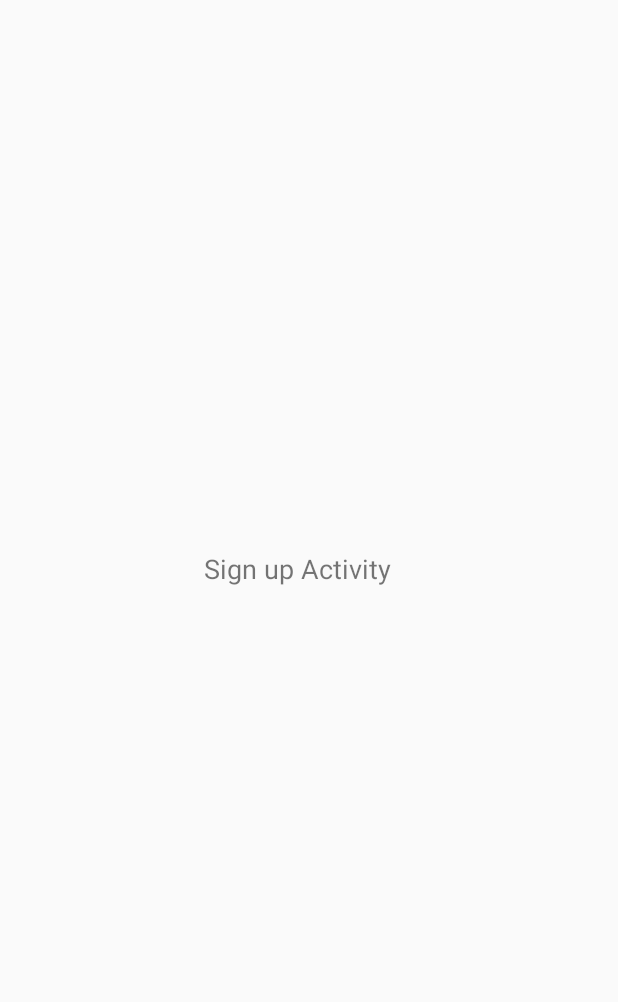
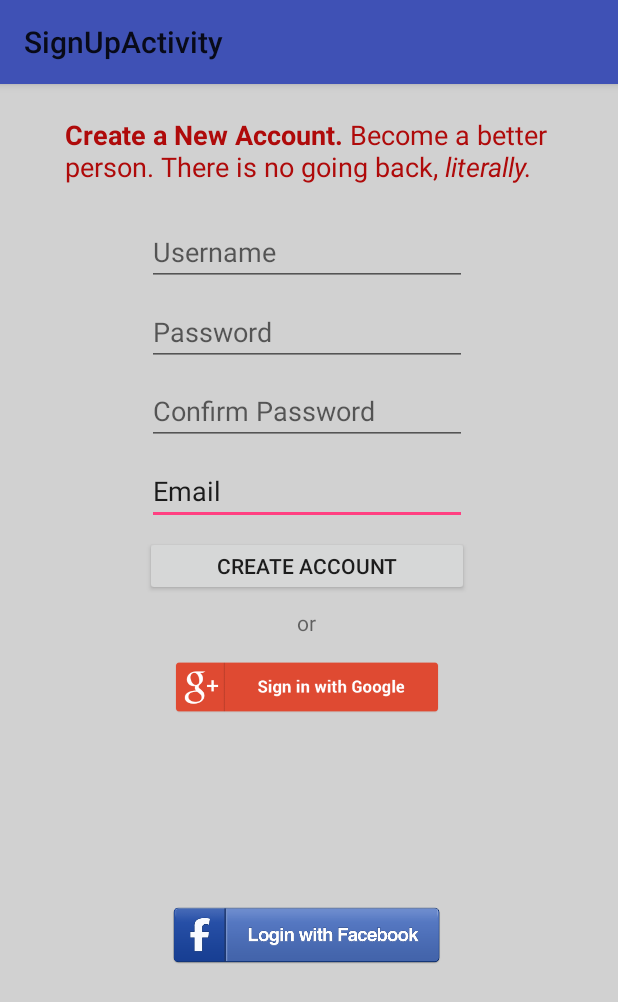
Before and after one commit to CS3398-Cappucino-Dreamers/CS3398-Cappucino-F2017, an Android app: the SignUpActivity screen opened directly, with no data from a screen before it, on a phone screen of 412 x 824 dp. Before the commit the part shown is almost empty. Shown: the top 1002 px of the screen. Run offline under Robolectric (Android 15) with nearby library versions, the phone set to English and light mode, and no system bars.

Commit message:
Created basic skeleton for the sign up activity
functionality of the buttons and database have yet to be implemented. This is simply a skeleton.

```diff
--- a/MyApplication/app/src/main/AndroidManifest.xml
+++ b/MyApplication/app/src/main/AndroidManifest.xml
@@ -8,7 +8,7 @@
         android:label="@string/app_name"
         android:roundIcon="@mipmap/ic_launcher_round"
         android:supportsRtl="true"
-        android:theme="@style/AppTheme">
+        android:theme="@style/AppTheme.NoActionBar">
         <activity android:name=".Login.LoginActivity">
             <intent-filter>
                 <action android:name="android.intent.action.MAIN" />
--- a/MyApplication/app/src/main/java/com/example/ben/fitordie/Login/SignUpActivity.java
+++ b/MyApplication/app/src/main/java/com/example/ben/fitordie/Login/SignUpActivity.java
@@ -15,6 +15,10 @@ public class SignUpActivity extends AppCompatActivity {
     protected void onCreate(Bundle savedInstanceState) {
         super.onCreate(savedInstanceState);
         setContentView(R.layout.activity_sign_up);
+
+        //Sets the toolbar as the app bar for the activity.
+        Toolbar myToolbar = (Toolbar) findViewById(R.id.my_toolbar);
+        setSupportActionBar(myToolbar);
     }
 
 }
--- a/MyApplication/app/src/main/res/layout/activity_sign_up.xml
+++ b/MyApplication/app/src/main/res/layout/activity_sign_up.xml
@@ -4,39 +4,146 @@
     xmlns:tools="http://schemas.android.com/tools"
     android:layout_width="match_parent"
     android:layout_height="match_parent"
+    android:background="@color/lightGray"
     tools:context="com.example.ben.fitordie.Login.SignUpActivity">
 
-    <android.support.design.widget.AppBarLayout
-        android:layout_width="368dp"
-        android:layout_height="wrap_content"
-        android:theme="@style/AppTheme.AppBarOverlay"
-        tools:layout_editor_absoluteY="0dp"
-        tools:layout_editor_absoluteX="8dp"
-        android:id="@+id/appBarLayout">
-
-    </android.support.design.widget.AppBarLayout>
-
-    <include layout="@layout/content_sign_up"
-        android:id="@+id/include"
-        android:layout_height="0dp"
+    <android.support.v7.widget.Toolbar
+        android:id="@+id/my_toolbar"
         android:layout_width="0dp"
-        tools:layout_editor_absoluteY="0dp"
-        tools:layout_editor_absoluteX="0dp" />
+        android:layout_height="56dp"
+        android:layout_marginLeft="0dp"
+        android:layout_marginRight="0dp"
+        android:layout_marginTop="0dp"
+        android:background="?attr/colorPrimary"
+        android:elevation="4dp"
+        android:title="test"
+        android:theme="@style/ThemeOverlay.AppCompat.ActionBar"
+        app:layout_constraintLeft_toLeftOf="parent"
+        app:layout_constraintRight_toRightOf="parent"
+        app:layout_constraintTop_toTopOf="parent"
+        app:popupTheme="@style/ThemeOverlay.AppCompat.Light" />
 
     <TextView
-        android:id="@+id/textView"
-        android:layout_width="140dp"
-        android:layout_height="85dp"
-        android:layout_marginBottom="8dp"
+        android:id="@+id/MsgMotivation"
+        android:textColor="@color/darkishRed"
+        android:layout_width="322dp"
+        android:layout_height="60dp"
+        android:ems="10"
+        android:inputType="textMultiLine"
+        android:text="@string/msgMotivation"
+        android:textSize="18sp"
+        android:layout_marginTop="21dp"
+        app:layout_constraintTop_toBottomOf="@+id/my_toolbar"
+        android:layout_marginLeft="12dp"
+        app:layout_constraintLeft_toLeftOf="parent"
+        android:layout_marginRight="8dp"
+        app:layout_constraintRight_toRightOf="parent"
+        app:layout_constraintHorizontal_bias="0.452" />
+
+    <EditText
+        android:id="@+id/emailAddress"
+        android:layout_width="wrap_content"
+        android:layout_height="wrap_content"
+        android:text="@string/enterEmail"
+        android:ems="10"
+        android:inputType="textEmailAddress"
+        android:layout_marginTop="8dp"
+        app:layout_constraintTop_toBottomOf="@+id/passwordConfirm"
         android:layout_marginLeft="8dp"
+        app:layout_constraintLeft_toLeftOf="@+id/MsgMotivation"
         android:layout_marginRight="8dp"
-        android:layout_marginTop="15dp"
-        android:text="Sign up Activity"
-        android:textSize="18sp"
+        app:layout_constraintRight_toRightOf="@+id/MsgMotivation" />
+
+    <EditText
+        android:id="@+id/passwordOne"
+        android:layout_width="wrap_content"
+        android:layout_height="wrap_content"
+        android:ems="10"
+        android:inputType="textPassword"
+        android:hint="@string/enterPass"
+        android:layout_marginTop="8dp"
+        app:layout_constraintTop_toBottomOf="@+id/newUsername"
+        android:layout_marginLeft="8dp"
+        app:layout_constraintLeft_toLeftOf="@+id/MsgMotivation"
+        android:layout_marginRight="8dp"
+        app:layout_constraintRight_toRightOf="@+id/MsgMotivation" />
+
+    <EditText
+        android:id="@+id/newUsername"
+        android:layout_width="wrap_content"
+        android:layout_height="wrap_content"
+        android:ems="10"
+        android:inputType="textPersonName"
+        android:hint="Username"
+        android:layout_marginTop="8dp"
+        app:layout_constraintTop_toBottomOf="@+id/MsgMotivation"
+        android:layout_marginLeft="8dp"
+        app:layout_constraintLeft_toLeftOf="@+id/MsgMotivation"
+        android:layout_marginRight="8dp"
+        app:layout_constraintRight_toRightOf="@+id/MsgMotivation" />
+
+    <EditText
+        android:id="@+id/passwordConfirm"
+        android:hint="@string/enterConfirmPass"
+        android:layout_width="wrap_content"
+        android:layout_height="wrap_content"
+        android:ems="10"
+        android:inputType="textPassword"
+        android:layout_marginTop="7dp"
+        app:layout_constraintTop_toBottomOf="@+id/passwordOne"
+        android:layout_marginRight="8dp"
+        app:layout_constraintRight_toRightOf="@+id/MsgMotivation"
+        android:layout_marginLeft="8dp"
+        app:layout_constraintLeft_toLeftOf="@+id/MsgMotivation" />
+
+    <Button
+        android:id="@+id/createAccountBtn"
+        android:layout_width="216dp"
+        android:layout_height="40dp"
+        android:text="@string/createAcctBtn"
+        android:layout_marginTop="7dp"
+        app:layout_constraintTop_toBottomOf="@+id/emailAddress"
+        android:layout_marginRight="8dp"
+        app:layout_constraintRight_toRightOf="@+id/MsgMotivation"
+        android:layout_marginLeft="8dp"
+        app:layout_constraintLeft_toLeftOf="@+id/MsgMotivation" />
+
+    <TextView
+        android:id="@+id/orText"
+        android:layout_width="wrap_content"
+        android:layout_height="wrap_content"
+        android:text="@string/or"
+        android:layout_marginTop="8dp"
+        app:layout_constraintTop_toBottomOf="@+id/createAccountBtn"
+        android:layout_marginRight="8dp"
+        app:layout_constraintRight_toRightOf="@+id/MsgMotivation"
+        android:layout_marginLeft="8dp"
+        app:layout_constraintLeft_toLeftOf="@+id/MsgMotivation" />
+
+    <ImageView
+        android:id="@+id/imageView3"
+        android:layout_width="216dp"
+        android:layout_height="40dp"
+        app:srcCompat="@drawable/google_login"
+        android:layout_marginTop="13dp"
+        app:layout_constraintTop_toBottomOf="@+id/orText"
+        android:layout_marginRight="8dp"
+        app:layout_constraintRight_toRightOf="@+id/MsgMotivation"
+        android:layout_marginLeft="8dp"
+        app:layout_constraintLeft_toLeftOf="@+id/MsgMotivation" />
+
+    <ImageView
+        android:id="@+id/imageView4"
+        android:layout_width="223dp"
+        android:layout_height="44dp"
+        app:srcCompat="@drawable/facebook_login"
         app:layout_constraintBottom_toBottomOf="parent"
-        app:layout_constraintLeft_toLeftOf="parent"
-        app:layout_constraintRight_toRightOf="parent"
-        app:layout_constraintTop_toBottomOf="@+id/appBarLayout"
-        app:layout_constraintVertical_bias="0.491" />
+        android:layout_marginBottom="64dp"
+        android:layout_marginTop="8dp"
+        app:layout_constraintTop_toBottomOf="@+id/imageView3"
+        android:layout_marginRight="8dp"
+        app:layout_constraintRight_toRightOf="@+id/MsgMotivation"
+        android:layout_marginLeft="8dp"
+        app:layout_constraintLeft_toLeftOf="@+id/MsgMotivation" />
 
 </android.support.constraint.ConstraintLayout>
--- a/MyApplication/app/src/main/res/layout/content_sign_up.xml
+++ /dev/null
@@ -1,11 +0,0 @@
-<?xml version="1.0" encoding="utf-8"?>
-<android.support.constraint.ConstraintLayout xmlns:android="http://schemas.android.com/apk/res/android"
-    xmlns:app="http://schemas.android.com/apk/res-auto"
-    xmlns:tools="http://schemas.android.com/tools"
-    android:layout_width="match_parent"
-    android:layout_height="match_parent"
-    app:layout_behavior="@string/appbar_scrolling_view_behavior"
-    tools:context="com.example.ben.fitordie.Login.SignUpActivity"
-    tools:showIn="@layout/activity_sign_up">
-
-</android.support.constraint.ConstraintLayout>
--- a/MyApplication/app/src/main/res/values/colors.xml
+++ b/MyApplication/app/src/main/res/values/colors.xml
@@ -4,4 +4,5 @@
     <color name="colorPrimaryDark">#303F9F</color>
     <color name="colorAccent">#FF4081</color>
     <color name="lightGray">#d1d1d1</color>
+    <color name="darkishRed">#af0a0a</color>
 </resources>
--- a/MyApplication/app/src/main/res/values/strings.xml
+++ b/MyApplication/app/src/main/res/values/strings.xml
@@ -7,4 +7,11 @@
     <string name="passwordHint">Password</string>
     <string name="usernameHint">Email</string>
     <string name="title_activity_sign_up">SignUpActivity</string>
+    <string name="msgMotivation"><b>Create a New Account.</b> Become a better person.
+        There is no going back, <i>literally.</i></string>
+    <string name="createAcctBtn">Create Account</string>
+    <string name="enterEmail">"Email"</string>
+    <string name="enterPass">"Password"</string>
+    <string name="enterConfirmPass">"Confirm Password"</string>
+    <string name="or">or</string>
 </resources>
--- a/MyApplication/build.gradle
+++ b/MyApplication/build.gradle
@@ -3,6 +3,10 @@
 buildscript {
     repositories {
         jcenter()
+        // put the maven there for adding the support libraries.
+        maven {
+            url "https://maven.google.com"
+        }
     }
     dependencies {
         classpath 'com.android.tools.build:gradle:2.3.2'
```
Also changed, not shown: MyApplication/app/src/main/res/drawable/facebook_login.png (added), MyApplication/app/src/main/res/drawable/google_login.png (added).
